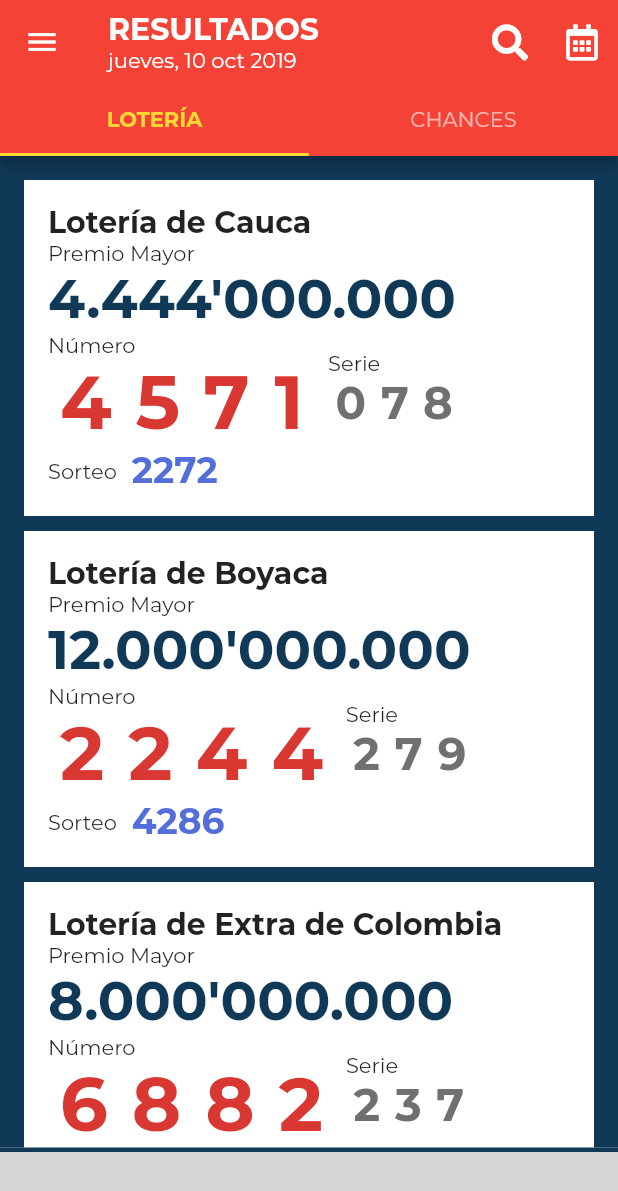
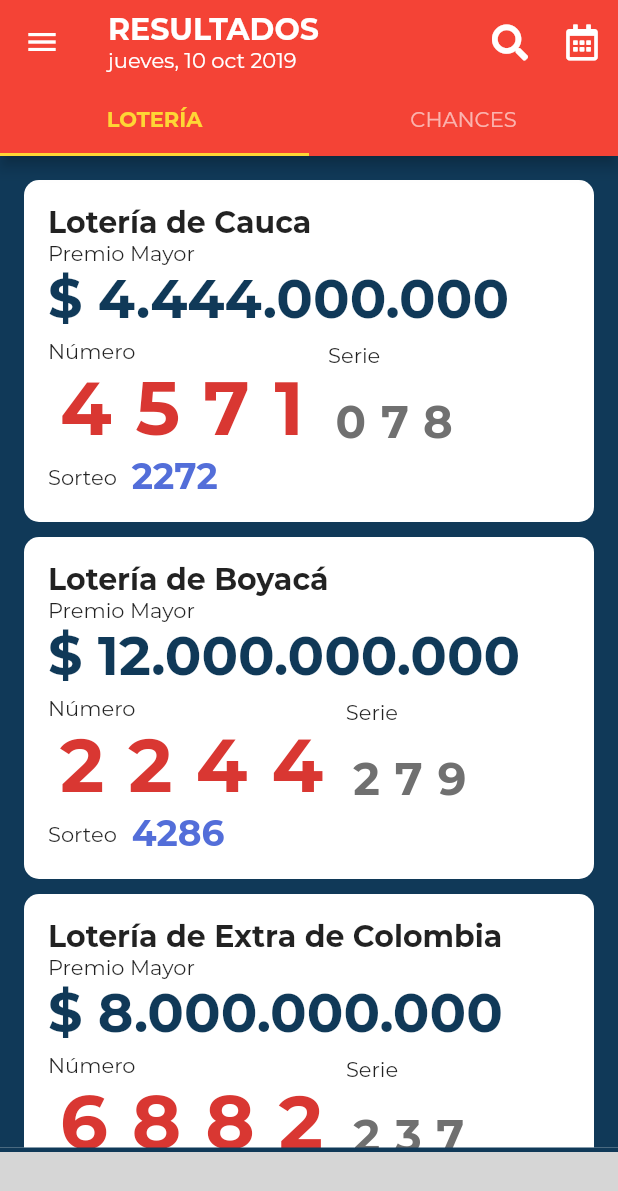
Before and after one commit to mirxtrem-apps/Lotto, a Flutter app: the screen it shows after launch, on a phone screen of 412 x 824 dp. Shown: the top 1191 px of the screen. Run offline on Flutter 3.47's test engine with Material 2 defaults, Android fonts, the phone set to English and light mode, and no system bars; our stand-ins replace font_awesome_flutter, sqflite; missing offline and left inert: admob_flutter; accounts and stored records are empty; grey boxes are pictures that could not be loaded.

Commit message:
Se cuadran las cards de loteria y chance

```diff
--- a/lib/components/custom-card-chance.dart
+++ b/lib/components/custom-card-chance.dart
@@ -21,10 +21,13 @@ class CardChance extends StatelessWidget {
     final width = MediaQuery.of(this.context).size.width;
 
     return Container(
+      decoration: BoxDecoration(
+        borderRadius: BorderRadius.all(Radius.circular(10)),
+        color: Colors.white
+      ),
       width: width * 0.9,
       margin: EdgeInsets.only(bottom: 10.0),
       padding: EdgeInsets.all(16.0),
-      color: Colors.white,
       child: Column(
         crossAxisAlignment: CrossAxisAlignment.start,
         children: <Widget>[
--- a/lib/components/custom-card-loteria.dart
+++ b/lib/components/custom-card-loteria.dart
@@ -27,10 +27,13 @@ class CardLoteria extends StatelessWidget {
     final width = MediaQuery.of(this.context).size.width;
 
     return Container(
+      decoration: BoxDecoration(
+        borderRadius: BorderRadius.all(Radius.circular(10)),
+        color: Colors.white
+      ),
       width: width * 0.9,
       margin: EdgeInsets.only(bottom: 10.0),
       padding: EdgeInsets.all(16.0),
-      color: Colors.white,
       child: Column(
         crossAxisAlignment: CrossAxisAlignment.start,
         children: <Widget>[
@@ -43,10 +46,11 @@ class CardLoteria extends StatelessWidget {
             style: TextStyle(fontFamily: 'Regular'),
           ),
           Text(
-            "${this.premio}'000.000",
+            "\$ ${this.premio}.000.000",
             style: TextStyle(
                 fontFamily: 'Bold', fontSize: 36.0, color: theme.blue),
           ),
+          SizedBox(height: 4),
           Row(
             children: <Widget>[
               Column(
@@ -62,7 +66,8 @@ class CardLoteria extends StatelessWidget {
                         fontFamily: 'Bold',
                         fontSize: 50.0,
                         color: theme.red,
-                        letterSpacing: 16.0),
+                        letterSpacing: 16.0
+                    ),
                   ),
                 ],
               ),
@@ -75,9 +80,12 @@ class CardLoteria extends StatelessWidget {
                 crossAxisAlignment: CrossAxisAlignment.start,
                 mainAxisAlignment: MainAxisAlignment.end,
                 children: <Widget>[
-                  Text(
-                    'Serie',
-                    style: TextStyle(fontFamily: 'Regular'),
+                  Padding(
+                    padding: const EdgeInsets.only(bottom: 18),
+                    child: Text(
+                      'Serie',
+                      style: TextStyle(fontFamily: 'Regular'),
+                    ),
                   ),
                   Text(
                     this.serie,
--- a/lib/providers/resultados-loterias.provider.dart
+++ b/lib/providers/resultados-loterias.provider.dart
@@ -13,7 +13,7 @@ class ResultadosLoterias {
       },
       {
         "id": 1,
-        "loteria": "Boyaca",
+        "loteria": "Boyacá",
         "premio": "12.000",
         "numero": "2244",
         "serie": "279",
```
